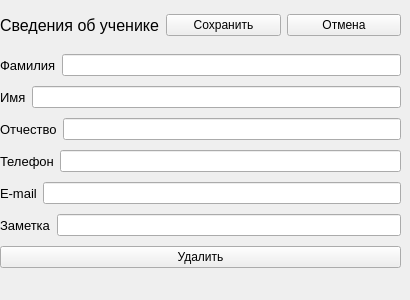
The window that src/ui/student.ui (ZeynX92/SmartStudentList) describes before a commit, drawn with Qt 5.
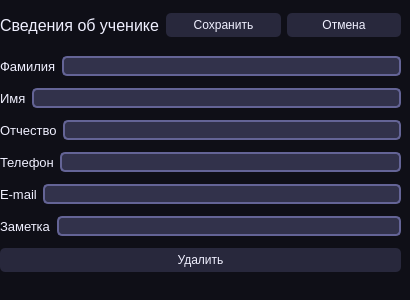
The same window after the commit.

```diff
--- a/src/ui/student.ui
+++ b/src/ui/student.ui
@@ -31,6 +31,40 @@
   <property name="windowTitle">
    <string>Form</string>
   </property>
+  <property name="styleSheet">
+   <string notr="true">* {font: &quot;Segoe UI&quot;;}
+
+QWidget {
+	background-color: rgb(15, 15, 23);
+	color: rgb(240, 240, 255);
+	border: none;
+}
+
+QTabWidget QTabBar::tab {
+	background-color:  rgb(30, 30, 45);
+	width: 263px;
+}
+
+QTabWidget QTabBar::tab:selected{background-color: rgb(60, 60, 90)}
+
+QComboBox {
+	background-color: rgb(40, 40, 60);
+	padding: 3px;
+	border-radius: 5px;
+}
+
+QLineEdit {
+	background-color: rgb(50, 50, 75);
+	border: 2px solid rgb(100, 100, 150);
+	border-radius: 5px;
+}
+
+QPushButton {
+	background-color: rgb(40, 40, 60);
+	padding: 5px;
+	border-radius: 5px;
+}</string>
+  </property>
   <widget class="QWidget" name="layoutWidget">
    <property name="geometry">
     <rect>
```
